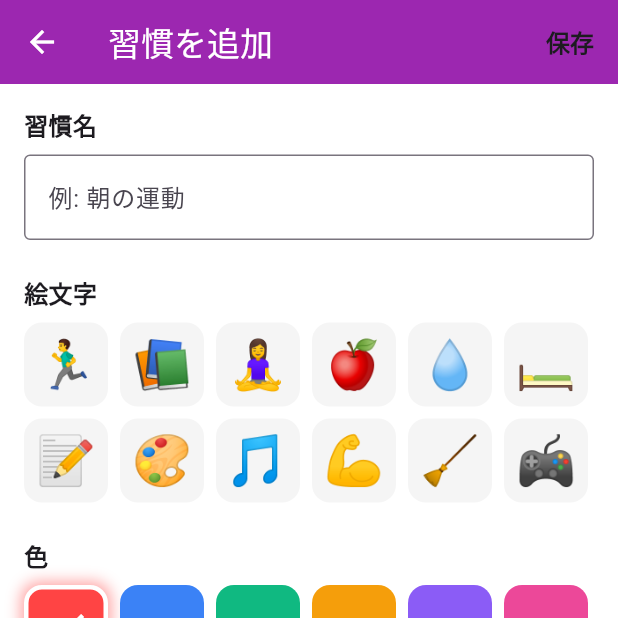
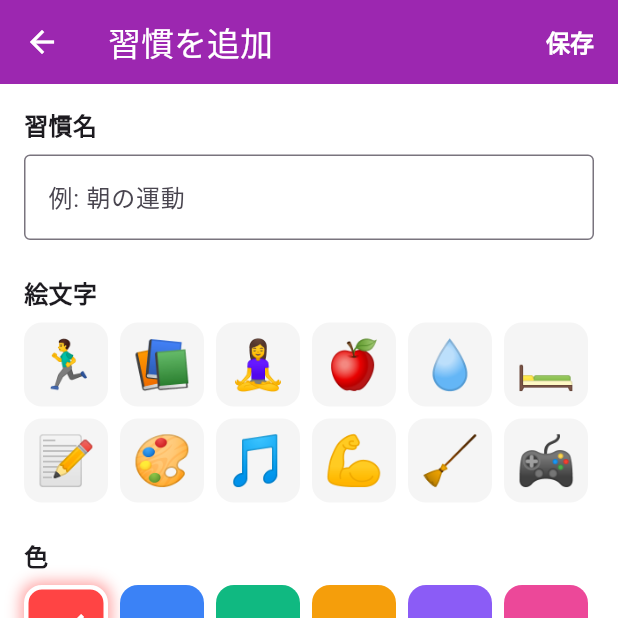
Before and after one commit to sanadanobuyuki/habit_tracker, a Flutter app: the AddHabit screen opened directly, on a phone screen of 412 x 824 dp, the top half of it. Run offline on Flutter 3.47's test engine with Material 3 defaults, Android fonts, the phone set to English and light mode, and no system bars; our stand-ins replace sqflite, visibility_detector; accounts and stored records are empty.

Commit message:
保存の文字白色に変更

```diff
--- a/lib/screens/home/add_habit.dart
+++ b/lib/screens/home/add_habit.dart
@@ -175,7 +175,6 @@ class _AddHabitState extends State<AddHabit> {
 
   @override
   Widget build(BuildContext context) {
-    final colorScheme = Theme.of(context).colorScheme;
     return Scaffold(
       appBar: AppBar(
         title: const Text('習慣を追加'),
@@ -189,7 +188,7 @@ class _AddHabitState extends State<AddHabit> {
               style: TextStyle(
                 fontSize: 16,
                 fontWeight: FontWeight.bold,
-                color: Color(colorScheme.onSurface.value),
+                color: Colors.white,
               ),
             ),
           ),
```
